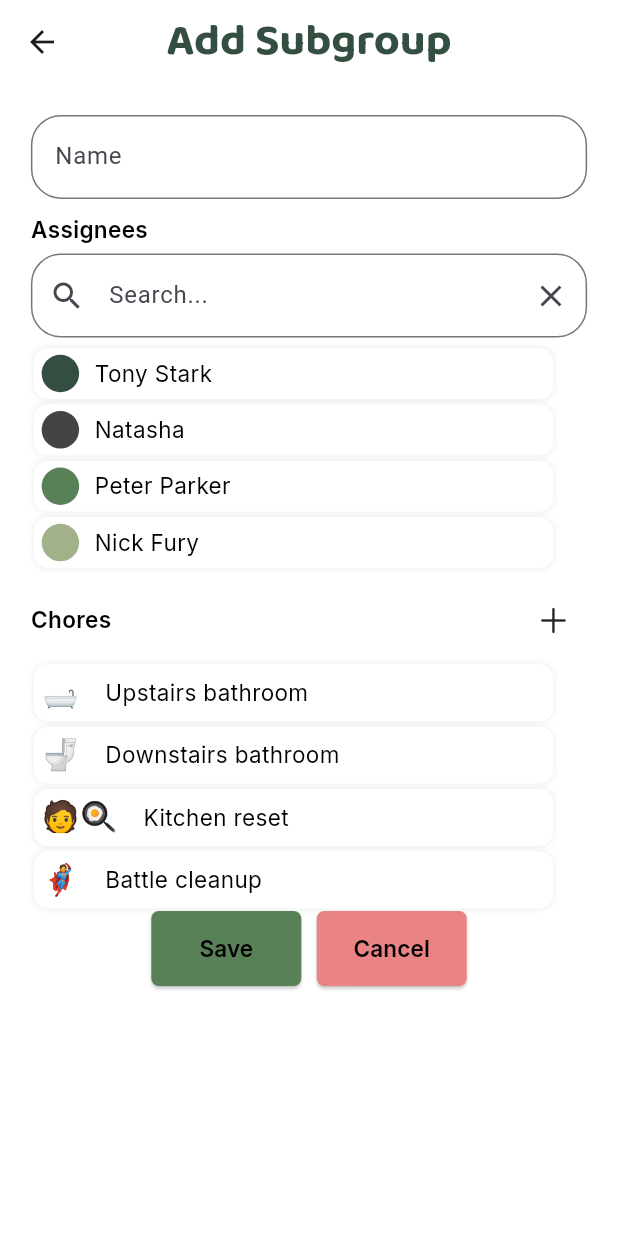
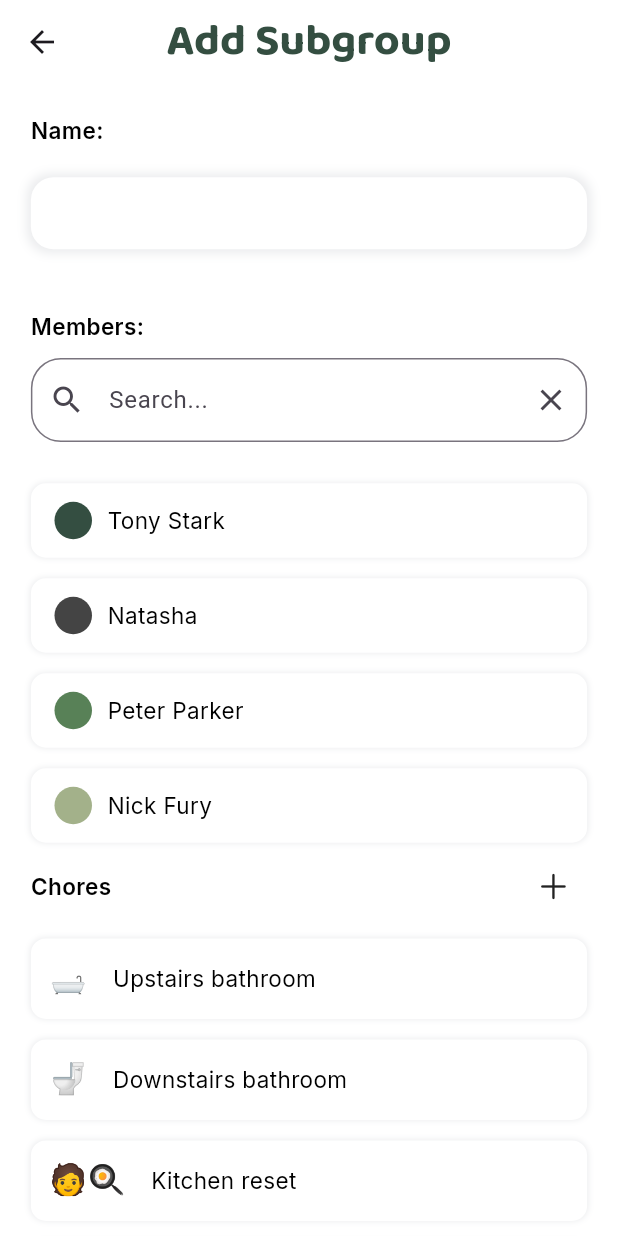
Before and after one commit to sonyaouthred/Divvy, a Flutter app: the SubgroupAdd screen opened directly, on a phone screen of 412 x 824 dp. Run offline on Flutter 3.47's test engine with Material 3 defaults, Android fonts, the light colour scheme and no system bars; our stand-ins replace firebase_auth, firebase_core, google_fonts, image_picker, jiffy, page_transition; accounts and stored records are empty.

Commit message:
Minor modifications to subgroup/sg add pages

```diff
--- a/lib/models/divvy_theme.dart
+++ b/lib/models/divvy_theme.dart
@@ -16,7 +16,7 @@ class DivvyTheme {
   static const Color darkGrey = Color(0xFF444444);
   static const Color darkBeige = Color(0xFFC1BDB4);
   static const Color brightRed = Color(0xFFFF0000);
-   static const Color lightRed = Color(0xFFEA8484);
+  static const Color lightRed = Color(0xFFEA8484);
   static const Color darkRed = Color(0xFFA70000);
   static const Color shadow = Color(0xFFEAEBED);
 
@@ -139,6 +139,14 @@ class DivvyTheme {
     ],
   );
 
+  static BoxDecoration greenBox = BoxDecoration(
+    color: DivvyTheme.darkGreen,
+    borderRadius: BorderRadius.circular(15),
+    boxShadow: [
+      BoxShadow(color: DivvyTheme.shadow, blurRadius: 5, spreadRadius: 2),
+    ],
+  );
+
   static BoxDecoration box(Color color) => BoxDecoration(
     color: DivvyTheme.white,
     border: BoxBorder.all(color: color, width: 2),
--- a/lib/screens/create_account.dart
+++ b/lib/screens/create_account.dart
@@ -143,9 +143,7 @@ class _CreateAccountState extends State<CreateAccount> {
                     child: Container(
                       alignment: Alignment.center,
                       height: 50,
-                      decoration: DivvyTheme.standardBox.copyWith(
-                        color: DivvyTheme.darkGreen,
-                      ),
+                      decoration: DivvyTheme.greenBox,
                       child:
                           _creating
                               ? CupertinoActivityIndicator(
--- a/lib/screens/login.dart
+++ b/lib/screens/login.dart
@@ -114,9 +114,7 @@ class _LoginState extends State<Login> {
                     child: Container(
                       alignment: Alignment.center,
                       height: 50,
-                      decoration: DivvyTheme.textInput.copyWith(
-                        color: DivvyTheme.darkGreen,
-                      ),
+                      decoration: DivvyTheme.greenBox,
                       child:
                           _signingIn
                               ? CupertinoActivityIndicator(
--- a/lib/screens/settings.dart
+++ b/lib/screens/settings.dart
@@ -1,5 +1,4 @@
 import 'package:divvy/models/member.dart';
-import 'package:divvy/screens/chores.dart';
 import 'package:divvy/util/dialogs.dart';
 import 'package:firebase_auth/firebase_auth.dart';
 import 'package:flutter/cupertino.dart';
--- a/lib/screens/subgroup_add.dart
+++ b/lib/screens/subgroup_add.dart
@@ -2,10 +2,15 @@ import 'package:divvy/models/chore.dart';
 import 'package:divvy/models/divvy_theme.dart';
 import 'package:divvy/models/member.dart';
 import 'package:divvy/providers/divvy_provider.dart';
+import 'package:divvy/util/dialogs.dart';
 import 'package:flutter/cupertino.dart';
 import 'package:flutter/material.dart';
 import 'package:provider/provider.dart';
 
+/// Allows user to create a subgroup with a list of
+/// selected members and chores. Can type in custom name.
+/// On pop back, saves subgroup (with valid input) to
+/// database.
 class SubgroupAdd extends StatefulWidget {
   const SubgroupAdd({super.key});
 
@@ -19,25 +24,36 @@ class _SubgroupAddState extends State<SubgroupAdd> {
   List<Member> _displayMembers = [];
   final List<Member> _subgroupMember = [];
   final List<Chore> _subgroupChore = [];
-  final TextEditingController _searchController = TextEditingController();
-  final TextEditingController _nameController = TextEditingController();
-  String _name = '';
-
+  late final TextEditingController _searchController;
+  late final TextEditingController _nameController;
 
   @override
   void initState() {
     super.initState();
     final providerRef = Provider.of<DivvyProvider>(context, listen: false);
     _members = providerRef.members;
+    // TODO: only allow chores that aren't currently assigned to a group
+    // to be shown. Don't want to override another group.
+    // Possibly even only allow user to create a chore for the subgroup?
     _chores = providerRef.chores;
     _displayMembers.addAll(_members);
+    // Initialize text editing controllers
+    _searchController = TextEditingController();
+    _nameController = TextEditingController();
   }
 
   @override
   Widget build(BuildContext context) {
     final width = MediaQuery.of(context).size.width;
     final spacing = width * 0.05;
-    return Scaffold(
+    // Handle input vaildation
+    return PopScope(
+      canPop: false,
+      onPopInvokedWithResult:
+          (didPop, result) => {
+            if (!didPop) {_popBack(context, false)},
+          },
+      child: Scaffold(
         backgroundColor: DivvyTheme.background,
         appBar: AppBar(
           title: Text('Add Subgroup', style: DivvyTheme.screenTitle),
@@ -46,25 +62,31 @@ class _SubgroupAddState extends State<SubgroupAdd> {
           backgroundColor: DivvyTheme.background,
         ),
         body: SizedBox.expand(
+          child: SingleChildScrollView(
             child: Container(
               padding: EdgeInsets.all(spacing),
-          child: SingleChildScrollView(
               child: Consumer<DivvyProvider>(
                 builder: (context, provider, child) {
+                  // update members & chores live
                   _members = provider.members;
                   _chores = provider.chores;
                   return Column(
                     mainAxisSize: MainAxisSize.min,
+                    crossAxisAlignment: CrossAxisAlignment.start,
                     children: [
-                    _nameInput(),
-                    SizedBox(height: spacing / 2),
+                      Text('Name:', style: DivvyTheme.bodyBoldBlack),
+                      SizedBox(height: spacing),
+                      _nameInput(spacing),
+                      SizedBox(height: spacing * 2),
                       _displayAssignees(spacing),
-                    SizedBox(height: spacing / 2),
                       _displayChores(spacing),
-                    _buttons(spacing)
+                      Center(child: _buttons(spacing)),
+                      // Buffer for end of scroll view
+                      SizedBox(height: spacing * 4),
                     ],
                   );
                 },
+              ),
             ),
           ),
         ),
@@ -74,8 +96,6 @@ class _SubgroupAddState extends State<SubgroupAdd> {
 
   ///////////////////////////// Widgets /////////////////////////////
 
-  // widget for name input
-
   // Widget for displaying assignees
   Widget _displayAssignees(double spacing) {
     // Return view of subgroup chores
@@ -83,11 +103,11 @@ class _SubgroupAddState extends State<SubgroupAdd> {
       children: [
         Row(
           mainAxisAlignment: MainAxisAlignment.spaceBetween,
-          children: [Text('Assignees', style: DivvyTheme.bodyBoldBlack)],
+          children: [Text('Members:', style: DivvyTheme.bodyBoldBlack)],
         ),
-        SizedBox(height: spacing / 4),
+        SizedBox(height: spacing / 2),
         _searchInput(),
-        SizedBox(height: spacing / 4),
+        SizedBox(height: spacing),
         // Display the chore tiles for all chores due today
         // List of subgroups
         ListView.builder(
@@ -99,7 +119,7 @@ class _SubgroupAddState extends State<SubgroupAdd> {
             if (index == _displayMembers.length - 1) isLast = true;
             // Render the member's profile picture and name
             return Padding(
-              padding: EdgeInsets.all(spacing / 12),
+              padding: EdgeInsets.symmetric(vertical: spacing / 3),
               child: _memberTile(
                 member: _displayMembers[index],
                 spacing: spacing,
@@ -119,44 +139,34 @@ class _SubgroupAddState extends State<SubgroupAdd> {
     required double spacing,
     required bool isLast,
   }) {
+    // Check if tile is currently selected
     bool inList = _subgroupMember.contains(member);
-
-    return Padding(
-      padding: EdgeInsets.only(right: spacing),
-      child: InkWell(
-        onTap: () => setState(() {
-          inList ? _subgroupMember.remove(member) : _subgroupMember.add(member);
+    return InkWell(
+      onTap:
+          () => setState(() {
+            // toggle selection
+            inList
+                ? _subgroupMember.remove(member)
+                : _subgroupMember.add(member);
           }),
       child: Container(
         decoration: DivvyTheme.box(
           inList ? DivvyTheme.mediumGreen : DivvyTheme.white,
         ),
-          child: Column(
-            children: [
-              SizedBox(height: spacing / 8),
-              Row(
-                mainAxisAlignment: MainAxisAlignment.spaceBetween,
-                children: [
-                  // User profile image
-                  Row(
+        padding: EdgeInsets.all(spacing / 2),
+        // Display user info
+        child: Row(
           children: [
             SizedBox(width: spacing / 6),
+            // User profile image
             Container(
-                        decoration: DivvyTheme.profileCircle(
-                          member.profilePicture,
-                        ),
+              decoration: DivvyTheme.profileCircle(member.profilePicture),
               height: 25,
               width: 25,
             ),
             SizedBox(width: spacing / 2),
             Text(member.name, style: DivvyTheme.bodyBlack),
           ],
-                  ),
-                ],
-              ),
-              SizedBox(height: spacing / 8),
-            ],
-          ),
         ),
       ),
     );
@@ -171,7 +181,8 @@ class _SubgroupAddState extends State<SubgroupAdd> {
         // Add a clear button to the search bar
         suffixIcon: IconButton(
           icon: Icon(Icons.clear),
-          onPressed: () => setState(() {
+          onPressed:
+              () => setState(() {
                 _displayMembers = _members;
                 _searchController.clear();
               }),
@@ -179,36 +190,39 @@ class _SubgroupAddState extends State<SubgroupAdd> {
         // Add a search icon or button to the search bar
         prefixIcon: IconButton(
           icon: Icon(Icons.search),
-          onPressed: () => setState(() {
+          onPressed:
+              () => setState(() {
                 // Perform the search here
-            _displayMembers = _members
-                .where((member) => member.name.contains(_searchController.text))
+                _displayMembers =
+                    _members
+                        .where(
+                          (member) =>
+                              member.name.contains(_searchController.text),
+                        )
                         .toList();
               }),
         ),
         border: OutlineInputBorder(borderRadius: BorderRadius.circular(20.0)),
       ),
-      onSubmitted: (String text) => setState(() {
+      onSubmitted:
+          (String text) => setState(() {
             // Perform the search here
-            _displayMembers = _members
-                .where((member) => member.name.contains(text))
-                .toList();
+            _displayMembers =
+                _members.where((member) => member.name.contains(text)).toList();
           }),
     );
   }
 
   // Name controller
-  Widget _nameInput() {
-    return TextField(
+  Widget _nameInput(double spacing) {
+    return Container(
+      padding: EdgeInsets.symmetric(horizontal: spacing * 0.75),
+      decoration: DivvyTheme.textInput,
+      child: TextFormField(
         controller: _nameController,
-      decoration: InputDecoration(
-        labelText: 'Name',
-        border: OutlineInputBorder(borderRadius: BorderRadius.circular(20.0)),
+        autocorrect: false,
+        decoration: InputDecoration(border: InputBorder.none),
       ),
-      onSubmitted: (String text) => setState(() {
-            // Adding text
-            _name = text;
-          }),
     );
   }
 
@@ -228,7 +242,7 @@ class _SubgroupAddState extends State<SubgroupAdd> {
                 width: 45,
                 child: Icon(CupertinoIcons.add),
               ),
-            )
+            ),
           ],
         ),
         SizedBox(height: spacing / 4),
@@ -243,7 +257,7 @@ class _SubgroupAddState extends State<SubgroupAdd> {
             if (index == _chores.length - 1) isLast = true;
             // Render the member's profile picture and name
             return Padding(
-              padding: EdgeInsets.all(spacing / 12),
+              padding: EdgeInsets.symmetric(vertical: spacing / 3),
               child: _choreTile(
                 chore: _chores[index],
                 spacing: spacing,
@@ -262,76 +276,95 @@ class _SubgroupAddState extends State<SubgroupAdd> {
     required double spacing,
     required bool isLast,
   }) {
+    // Check if chore is currently in list
     bool inList = _subgroupChore.contains(chore);
-
-    return Padding(
-      padding: EdgeInsets.only(right: spacing),
-      child: InkWell(
-        onTap: () => setState(() {
+    return InkWell(
+      onTap:
+          () => setState(() {
             inList ? _subgroupChore.remove(chore) : _subgroupChore.add(chore);
           }),
       child: Container(
+        padding: EdgeInsets.all(spacing / 2),
         decoration: DivvyTheme.box(
           inList ? DivvyTheme.mediumGreen : DivvyTheme.white,
         ),
-          child: Column(
-            children: [
-              SizedBox(height: spacing / 8),
-              Row(
-                mainAxisAlignment: MainAxisAlignment.spaceBetween,
-                children: [
+        child:
         // User profile image
         Row(
           children: [
-                      SizedBox(width: spacing / 6),
             Text(chore.emoji, style: TextStyle(fontSize: 20)),
             SizedBox(width: spacing / 1.2),
-                      Text(chore.name, style: DivvyTheme.bodyBlack, overflow: TextOverflow.ellipsis),
-                    ],
+            Text(
+              chore.name,
+              style: DivvyTheme.bodyBlack,
+              overflow: TextOverflow.ellipsis,
             ),
           ],
-              ),
-              SizedBox(height: spacing / 8),
-            ],
-          ),
         ),
       ),
     );
   }
 
   // Save button
-  Widget _buttons(double spacing){
-    return Row(
-      mainAxisAlignment: MainAxisAlignment.center,
-      children: [
-        ElevatedButton(onPressed: () => _saveButton(context),
-        style: ElevatedButton.styleFrom(backgroundColor: DivvyTheme.mediumGreen,
-        shape: RoundedRectangleBorder(borderRadius: BorderRadius.circular(5)),
-        minimumSize: Size(100, 50)),
-        child: Text('Save', style: DivvyTheme.bodyBoldBlack)),
-        SizedBox(width: spacing / 2),
-        ElevatedButton(onPressed: () => _cancelButton(context),
-        style: ElevatedButton.styleFrom(backgroundColor: DivvyTheme.lightRed,
-        shape: RoundedRectangleBorder(borderRadius: BorderRadius.circular(5)),
-        minimumSize: Size(100, 50)),
-        child: Text('Cancel', style: DivvyTheme.bodyBoldBlack,))
-      ],
+  Widget _buttons(double spacing) {
+    return InkWell(
+      onTap: () => _popBack(context, true),
+      child: Container(
+        height: 50,
+        width: 100,
+        alignment: Alignment.center,
+        decoration: DivvyTheme.greenBox,
+        child: Text('Save', style: DivvyTheme.largeBoldMedWhite),
+      ),
     );
   }
 
   ///////////////////////////// Util /////////////////////////////
 
-  void _saveButton(BuildContext context){
-    //TODO: update subgroup provider
-    print('Add subgroup to the list');
+  /// Pop back, either saving changes or abandoning them.
+  void _popBack(BuildContext context, bool save) async {
+    if (save) {
+      // Save subgroup
+      if (_nameController.text == '') {
+        await showErrorMessage(
+          context,
+          'Invalid name',
+          'Please enter a name for this subgroup.',
+        );
+        return;
+      } else if (_subgroupMember.isEmpty) {
+        await showErrorMessage(
+          context,
+          'No members selected',
+          'Please choose at least one member.',
+        );
+        return;
+      }
+      // OK if subgroup has no chores (?)
+      // TODO: update provider
+      print('adding subgroup!');
+    } else {
+      if (_nameController.text != '' ||
+          _subgroupMember.isNotEmpty ||
+          _subgroupChore.isNotEmpty) {
+        // user has made edits, confirm they want to exit
+        final exit = await confirmDeleteDialog(
+          context,
+          'Discard changes?',
+          action: 'Exit',
+        );
+        if (exit == null || !exit) {
+          // user does not want to exit, so return
+          return;
+        }
+        print('exiting');
+      }
+    }
+    if (!context.mounted) return;
     Navigator.pop(context);
   }
 
-  void _cancelButton(BuildContext context) {
-    Navigator.pop(context);
-  }
-
-  void _addChore(BuildContext context){
+  void _addChore(BuildContext context) {
     //TODO: connect to add chore
     print('Add chore');
   }
```
Also changed, not shown: lib/screens/house_screen.dart (+5 -4 lines), lib/screens/subgroup_screen.dart (+24 -90 lines), lib/widgets/chore_tile.dart (+36 -13 lines). Lines whose indentation alone changed are shown as unchanged.
